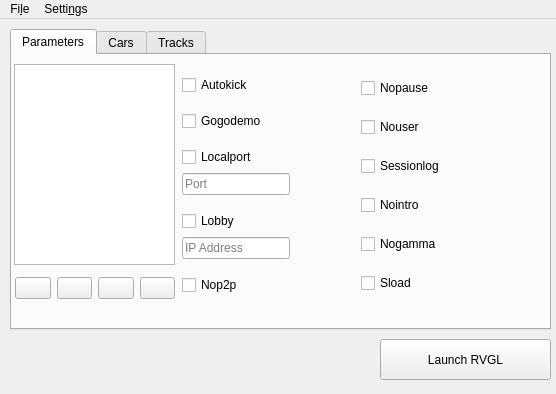
Before: the Qt Designer form gui.ui in Tavisco/RVGL-Assistant, drawn with Qt 5.
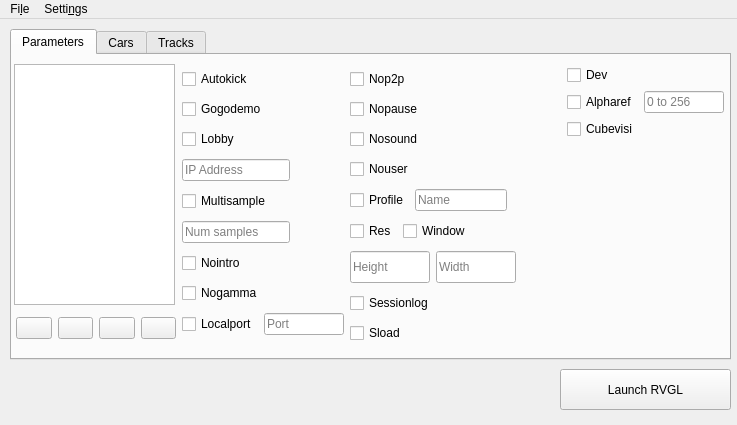
After: the same form once the commit is applied. Icons and pictures are not drawn.

Diff of the .ui file:
```diff
--- a/gui.ui
+++ b/gui.ui
@@ -6,8 +6,8 @@
    <rect>
     <x>0</x>
     <y>0</y>
-    <width>556</width>
-    <height>394</height>
+    <width>737</width>
+    <height>425</height>
    </rect>
   </property>
   <property name="windowTitle">
@@ -17,8 +17,8 @@
    <widget class="QPushButton" name="btn_launch">
     <property name="geometry">
      <rect>
-      <x>380</x>
-      <y>320</y>
+      <x>560</x>
+      <y>350</y>
       <width>171</width>
       <height>41</height>
      </rect>
@@ -32,8 +32,8 @@
      <rect>
       <x>10</x>
       <y>10</y>
-      <width>541</width>
-      <height>301</height>
+      <width>721</width>
+      <height>331</height>
      </rect>
     </property>
     <property name="currentIndex">
@@ -48,8 +48,8 @@
        <rect>
         <x>170</x>
         <y>10</y>
-        <width>351</width>
-        <height>241</height>
+        <width>542</width>
+        <height>282</height>
        </rect>
       </property>
       <layout class="QHBoxLayout" name="horizontalLayout_2">
@@ -70,9 +70,93 @@
           </widget>
          </item>
          <item>
-          <layout class="QVBoxLayout" name="verticalLayout_3">
+          <widget class="QCheckBox" name="chk_param_lobby">
+           <property name="sizePolicy">
+            <sizepolicy hsizetype="Fixed" vsizetype="Fixed">
+             <horstretch>0</horstretch>
+             <verstretch>0</verstretch>
+            </sizepolicy>
+           </property>
+           <property name="text">
+            <string>Lobby</string>
+           </property>
+          </widget>
+         </item>
+         <item>
+          <widget class="QLineEdit" name="txt_ip_address">
+           <property name="sizePolicy">
+            <sizepolicy hsizetype="Fixed" vsizetype="Fixed">
+             <horstretch>0</horstretch>
+             <verstretch>0</verstretch>
+            </sizepolicy>
+           </property>
+           <property name="toolTip">
+            <string>Localport</string>
+           </property>
+           <property name="text">
+            <string/>
+           </property>
+           <property name="readOnly">
+            <bool>true</bool>
+           </property>
+           <property name="placeholderText">
+            <string>IP Address</string>
+           </property>
+          </widget>
+         </item>
+         <item>
+          <widget class="QCheckBox" name="chk_param_multisample">
+           <property name="sizePolicy">
+            <sizepolicy hsizetype="Fixed" vsizetype="Fixed">
+             <horstretch>0</horstretch>
+             <verstretch>0</verstretch>
+            </sizepolicy>
+           </property>
+           <property name="text">
+            <string>Multisample</string>
+           </property>
+          </widget>
+         </item>
+         <item>
+          <widget class="QLineEdit" name="txt_num_samples">
+           <property name="sizePolicy">
+            <sizepolicy hsizetype="Fixed" vsizetype="Fixed">
+             <horstretch>0</horstretch>
+             <verstretch>0</verstretch>
+            </sizepolicy>
+           </property>
+           <property name="toolTip">
+            <string>Localport</string>
+           </property>
+           <property name="text">
+            <string/>
+           </property>
+           <property name="readOnly">
+            <bool>true</bool>
+           </property>
+           <property name="placeholderText">
+            <string>Num samples</string>
+           </property>
+          </widget>
+         </item>
+         <item>
+          <widget class="QCheckBox" name="chk_param_nointro">
+           <property name="text">
+            <string>Nointro</string>
+           </property>
+          </widget>
+         </item>
+         <item>
+          <widget class="QCheckBox" name="chk_param_nogamma">
+           <property name="text">
+            <string>Nogamma</string>
+           </property>
+          </widget>
+         </item>
+         <item>
+          <layout class="QHBoxLayout" name="horizontalLayout_6">
            <item>
-            <widget class="QCheckBox" name="checkBox">
+            <widget class="QCheckBox" name="chk_param_localport">
              <property name="sizePolicy">
               <sizepolicy hsizetype="Fixed" vsizetype="Fixed">
                <horstretch>0</horstretch>
@@ -85,59 +169,42 @@
             </widget>
            </item>
            <item>
-            <widget class="QLineEdit" name="lineEdit">
+            <widget class="QLineEdit" name="txt_port">
              <property name="sizePolicy">
               <sizepolicy hsizetype="Fixed" vsizetype="Fixed">
                <horstretch>0</horstretch>
                <verstretch>0</verstretch>
               </sizepolicy>
              </property>
+             <property name="maximumSize">
+              <size>
+               <width>80</width>
+               <height>16777215</height>
+              </size>
+             </property>
              <property name="toolTip">
               <string>Localport</string>
              </property>
+             <property name="readOnly">
+              <bool>true</bool>
+             </property>
              <property name="placeholderText">
               <string>Port</string>
              </property>
-            </widget>
-           </item>
-          </layout>
-         </item>
-         <item>
-          <layout class="QVBoxLayout" name="verticalLayout_4">
-           <item>
-            <widget class="QCheckBox" name="checkBox_2">
-             <property name="sizePolicy">
-              <sizepolicy hsizetype="Fixed" vsizetype="Fixed">
-               <horstretch>0</horstretch>
-               <verstretch>0</verstretch>
-              </sizepolicy>
+             <property name="clearButtonEnabled">
+              <bool>false</bool>
              </property>
-             <property name="text">
-              <string>Lobby</string>
-             </property>
             </widget>
            </item>
-           <item>
-            <widget class="QLineEdit" name="lineEdit_2">
-             <property name="sizePolicy">
-              <sizepolicy hsizetype="Fixed" vsizetype="Fixed">
-               <horstretch>0</horstretch>
-               <verstretch>0</verstretch>
-              </sizepolicy>
-             </property>
-             <property name="toolTip">
-              <string>Localport</string>
-             </property>
-             <property name="text">
-              <string/>
-             </property>
-             <property name="placeholderText">
-              <string>IP Address</string>
-             </property>
-            </widget>
-           </item>
           </layout>
          </item>
+        </layout>
+       </item>
+       <item>
+        <layout class="QVBoxLayout" name="verticalLayout">
+         <property name="sizeConstraint">
+          <enum>QLayout::SetMinimumSize</enum>
+         </property>
          <item>
           <widget class="QCheckBox" name="chk_param_nop2p">
            <property name="text">
@@ -145,10 +212,6 @@
            </property>
           </widget>
          </item>
-        </layout>
-       </item>
-       <item>
-        <layout class="QVBoxLayout" name="verticalLayout">
          <item>
           <widget class="QCheckBox" name="chk_param_nopause">
            <property name="text">
@@ -156,6 +219,13 @@
            </property>
           </widget>
          </item>
+         <item>
+          <widget class="QCheckBox" name="checkBox_6">
+           <property name="text">
+            <string>Nosound</string>
+           </property>
+          </widget>
+         </item>
          <item>
           <widget class="QCheckBox" name="chk_param_nouser">
            <property name="text">
@@ -163,6 +233,153 @@
            </property>
           </widget>
          </item>
+         <item>
+          <layout class="QHBoxLayout" name="horizontalLayout_7">
+           <item>
+            <widget class="QCheckBox" name="checkBox_4">
+             <property name="sizePolicy">
+              <sizepolicy hsizetype="Fixed" vsizetype="Fixed">
+               <horstretch>0</horstretch>
+               <verstretch>0</verstretch>
+              </sizepolicy>
+             </property>
+             <property name="text">
+              <string>Profile</string>
+             </property>
+            </widget>
+           </item>
+           <item>
+            <widget class="QLineEdit" name="lineEdit_4">
+             <property name="sizePolicy">
+              <sizepolicy hsizetype="Fixed" vsizetype="Fixed">
+               <horstretch>0</horstretch>
+               <verstretch>0</verstretch>
+              </sizepolicy>
+             </property>
+             <property name="maximumSize">
+              <size>
+               <width>92</width>
+               <height>16777215</height>
+              </size>
+             </property>
+             <property name="toolTip">
+              <string>Localport</string>
+             </property>
+             <property name="readOnly">
+              <bool>true</bool>
+             </property>
+             <property name="placeholderText">
+              <string>Name</string>
+             </property>
+             <property name="clearButtonEnabled">
+              <bool>false</bool>
+             </property>
+            </widget>
+           </item>
+           <item>
+            <spacer name="horizontalSpacer">
+             <property name="orientation">
+              <enum>Qt::Horizontal</enum>
+             </property>
+             <property name="sizeHint" stdset="0">
+              <size>
+               <width>40</width>
+               <height>20</height>
+              </size>
+             </property>
+            </spacer>
+           </item>
+          </layout>
+         </item>
+         <item>
+          <layout class="QHBoxLayout" name="horizontalLayout_5">
+           <item>
+            <widget class="QCheckBox" name="checkBox_5">
+             <property name="text">
+              <string>Res</string>
+             </property>
+            </widget>
+           </item>
+           <item>
+            <widget class="QCheckBox" name="checkBox_7">
+             <property name="text">
+              <string>Window</string>
+             </property>
+            </widget>
+           </item>
+           <item>
+            <spacer name="horizontalSpacer_3">
+             <property name="orientation">
+              <enum>Qt::Horizontal</enum>
+             </property>
+             <property name="sizeHint" stdset="0">
+              <size>
+               <width>40</width>
+               <height>20</height>
+              </size>
+             </property>
+            </spacer>
+           </item>
+          </layout>
+         </item>
+         <item>
+          <layout class="QHBoxLayout" name="horizontalLayout_4">
+           <property name="sizeConstraint">
+            <enum>QLayout::SetDefaultConstraint</enum>
+           </property>
+           <item>
+            <widget class="QLineEdit" name="lineEdit_5">
+             <property name="sizePolicy">
+              <sizepolicy hsizetype="Fixed" vsizetype="Fixed">
+               <horstretch>0</horstretch>
+               <verstretch>0</verstretch>
+              </sizepolicy>
+             </property>
+             <property name="maximumSize">
+              <size>
+               <width>80</width>
+               <height>32</height>
+              </size>
+             </property>
+             <property name="placeholderText">
+              <string>Height</string>
+             </property>
+            </widget>
+           </item>
+           <item>
+            <widget class="QLineEdit" name="lineEdit_6">
+             <property name="sizePolicy">
+              <sizepolicy hsizetype="Fixed" vsizetype="Fixed">
+               <horstretch>0</horstretch>
+               <verstretch>0</verstretch>
+              </sizepolicy>
+             </property>
+             <property name="maximumSize">
+              <size>
+               <width>80</width>
+               <height>32</height>
+              </size>
+             </property>
+             <property name="placeholderText">
+              <string>Width</string>
+             </property>
+            </widget>
+           </item>
+           <item>
+            <spacer name="horizontalSpacer_2">
+             <property name="orientation">
+              <enum>Qt::Horizontal</enum>
+             </property>
+             <property name="sizeHint" stdset="0">
+              <size>
+               <width>40</width>
+               <height>20</height>
+              </size>
+             </property>
+            </spacer>
+           </item>
+          </layout>
+         </item>
          <item>
           <widget class="QCheckBox" name="chk_param_sessionlog">
            <property name="text">
@@ -170,20 +387,6 @@
            </property>
           </widget>
          </item>
-         <item>
-          <widget class="QCheckBox" name="chk_param_nointro">
-           <property name="text">
-            <string>Nointro</string>
-           </property>
-          </widget>
-         </item>
-         <item>
-          <widget class="QCheckBox" name="chk_param_nogamma">
-           <property name="text">
-            <string>Nogamma</string>
-           </property>
-          </widget>
-         </item>
          <item>
           <widget class="QCheckBox" name="chk_param_sload">
            <property name="text">
@@ -193,6 +396,82 @@
          </item>
         </layout>
        </item>
+       <item>
+        <layout class="QVBoxLayout" name="verticalLayout_4">
+         <item>
+          <widget class="QCheckBox" name="chk_param_dev">
+           <property name="text">
+            <string>Dev</string>
+           </property>
+          </widget>
+         </item>
+         <item>
+          <layout class="QHBoxLayout" name="horizontalLayout_8">
+           <item>
+            <widget class="QCheckBox" name="chk_param_alpharef">
+             <property name="sizePolicy">
+              <sizepolicy hsizetype="Fixed" vsizetype="Fixed">
+               <horstretch>0</horstretch>
+               <verstretch>0</verstretch>
+              </sizepolicy>
+             </property>
+             <property name="text">
+              <string>Alpharef</string>
+             </property>
+            </widget>
+           </item>
+           <item>
+            <widget class="QLineEdit" name="txt_alpharef">
+             <property name="sizePolicy">
+              <sizepolicy hsizetype="Fixed" vsizetype="Fixed">
+               <horstretch>0</horstretch>
+               <verstretch>0</verstretch>
+              </sizepolicy>
+             </property>
+             <property name="maximumSize">
+              <size>
+               <width>80</width>
+               <height>16777215</height>
+              </size>
+             </property>
+             <property name="toolTip">
+              <string>Localport</string>
+             </property>
+             <property name="readOnly">
+              <bool>true</bool>
+             </property>
+             <property name="placeholderText">
+              <string>0 to 256</string>
+             </property>
+             <property name="clearButtonEnabled">
+              <bool>false</bool>
+             </property>
+            </widget>
+           </item>
+          </layout>
+         </item>
+         <item>
+          <widget class="QCheckBox" name="chk_param_cubevisi">
+           <property name="text">
+            <string>Cubevisi</string>
+           </property>
+          </widget>
+         </item>
+         <item>
+          <spacer name="verticalSpacer">
+           <property name="orientation">
+            <enum>Qt::Vertical</enum>
+           </property>
+           <property name="sizeHint" stdset="0">
+            <size>
+             <width>20</width>
+             <height>40</height>
+            </size>
+           </property>
+          </spacer>
+         </item>
+        </layout>
+       </item>
       </layout>
      </widget>
      <widget class="QListWidget" name="listWidget">
@@ -201,15 +480,15 @@
         <x>2</x>
         <y>9</y>
         <width>161</width>
-        <height>201</height>
+        <height>241</height>
        </rect>
       </property>
      </widget>
      <widget class="QWidget" name="horizontalLayoutWidget_2">
       <property name="geometry">
        <rect>
-        <x>3</x>
-        <y>215</y>
+        <x>4</x>
+        <y>255</y>
         <width>160</width>
         <height>36</height>
        </rect>
@@ -238,18 +517,7 @@
         </widget>
        </item>
        <item>
-        <widget class="QPushButton" name="pushButton_4">
-         <property name="text">
-          <string/>
-         </property>
-         <property name="icon">
-          <iconset resource="gui_resources.qrc">
-           <normaloff>:/buttons/resources/diskette.png</normaloff>:/buttons/resources/diskette.png</iconset>
-         </property>
-        </widget>
-       </item>
-       <item>
-        <widget class="QPushButton" name="pushButton_3">
+        <widget class="QPushButton" name="btn_delete">
          <property name="text">
           <string/>
          </property>
@@ -259,6 +527,17 @@
          </property>
         </widget>
        </item>
+       <item>
+        <widget class="QPushButton" name="btn_save">
+         <property name="text">
+          <string/>
+         </property>
+         <property name="icon">
+          <iconset resource="gui_resources.qrc">
+           <normaloff>:/buttons/resources/diskette.png</normaloff>:/buttons/resources/diskette.png</iconset>
+         </property>
+        </widget>
+       </item>
       </layout>
      </widget>
     </widget>
@@ -304,7 +583,7 @@
     <rect>
      <x>0</x>
      <y>0</y>
-     <width>556</width>
+     <width>737</width>
      <height>30</height>
     </rect>
    </property>
```
Left out of the diff: 119 changed lines with no effect on the pictures.
